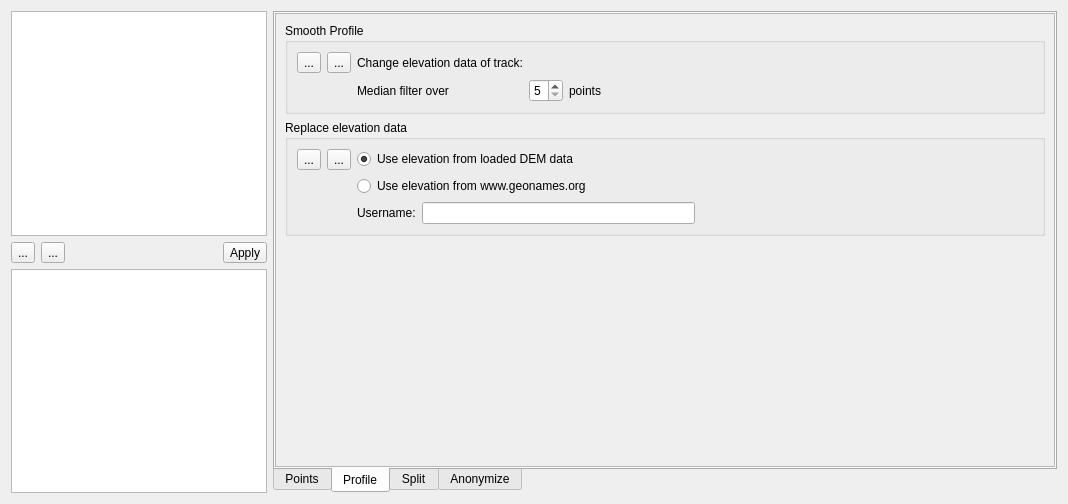
Above: src/ITrackFilterWidget.ui from ntruchsess/QLandkarteGT before the change. Below: the same form after it.
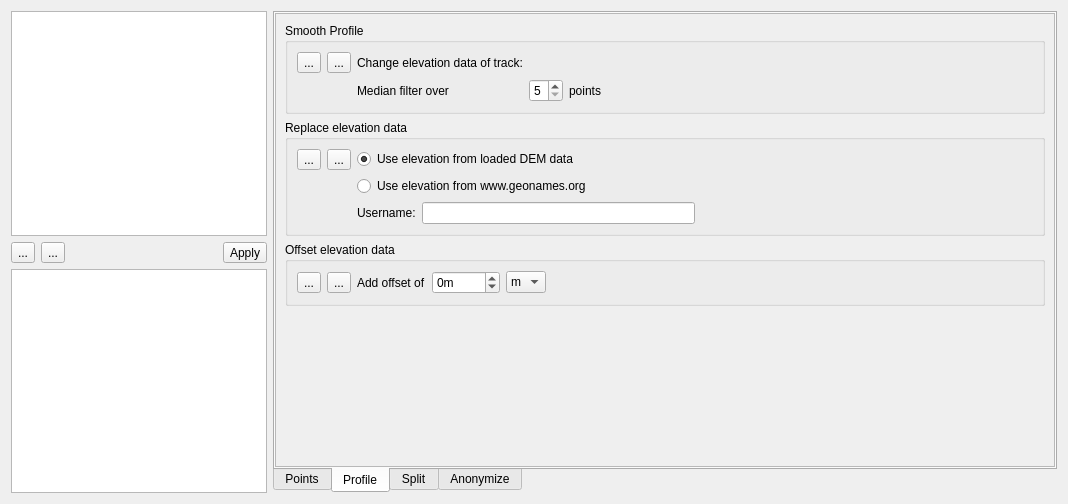
That is the form after the change. The open tabs and pages were chosen to show the change. Icons and pictures are not drawn.

Commit message: add track filter to add offset to elevation

The edit to the form file:
```diff
--- a/src/ITrackFilterWidget.ui
+++ b/src/ITrackFilterWidget.ui
@@ -647,6 +647,84 @@
              </layout>
             </widget>
            </item>
+           <item>
+            <widget class="QGroupBox" name="groupOffsetElevation">
+             <property name="title">
+              <string>Offset elevation data</string>
+             </property>
+             <layout class="QGridLayout" name="gridLayout_11">
+              <item row="0" column="1">
+               <widget class="QToolButton" name="toolAddOffsetEle">
+                <property name="text">
+                 <string>...</string>
+                </property>
+                <property name="icon">
+                 <iconset resource="resources.qrc">
+                  <normaloff>:/icons/iconAdd16x16.png</normaloff>:/icons/iconAdd16x16.png</iconset>
+                </property>
+               </widget>
+              </item>
+              <item row="0" column="3">
+               <widget class="QSpinBox" name="spinOffset1">
+                <property name="suffix">
+                 <string>m</string>
+                </property>
+                <property name="minimum">
+                 <number>-1000</number>
+                </property>
+                <property name="maximum">
+                 <number>1000</number>
+                </property>
+               </widget>
+              </item>
+              <item row="0" column="5">
+               <spacer name="horizontalSpacer_14">
+                <property name="orientation">
+                 <enum>Qt::Horizontal</enum>
+                </property>
+                <property name="sizeHint" stdset="0">
+                 <size>
+                  <width>40</width>
+                  <height>20</height>
+                 </size>
+                </property>
+               </spacer>
+              </item>
+              <item row="0" column="0">
+               <widget class="QToolButton" name="toolOffsetEleNow">
+                <property name="text">
+                 <string>...</string>
+                </property>
+                <property name="icon">
+                 <iconset resource="resources.qrc">
+                  <normaloff>:/icons/iconWizzard16x16.png</normaloff>:/icons/iconWizzard16x16.png</iconset>
+                </property>
+               </widget>
+              </item>
+              <item row="0" column="2">
+               <widget class="QLabel" name="label_21">
+                <property name="text">
+                 <string>Add offset of</string>
+                </property>
+               </widget>
+              </item>
+              <item row="0" column="4">
+               <widget class="QComboBox" name="comboMeterFeet4">
+                <item>
+                 <property name="text">
+                  <string notr="true">m</string>
+                 </property>
+                </item>
+                <item>
+                 <property name="text">
+                  <string notr="true">ft</string>
+                 </property>
+                </item>
+               </widget>
+              </item>
+             </layout>
+            </widget>
+           </item>
            <item>
             <spacer name="verticalSpacer">
              <property name="orientation">
```
The commit also changes 5 other files.
